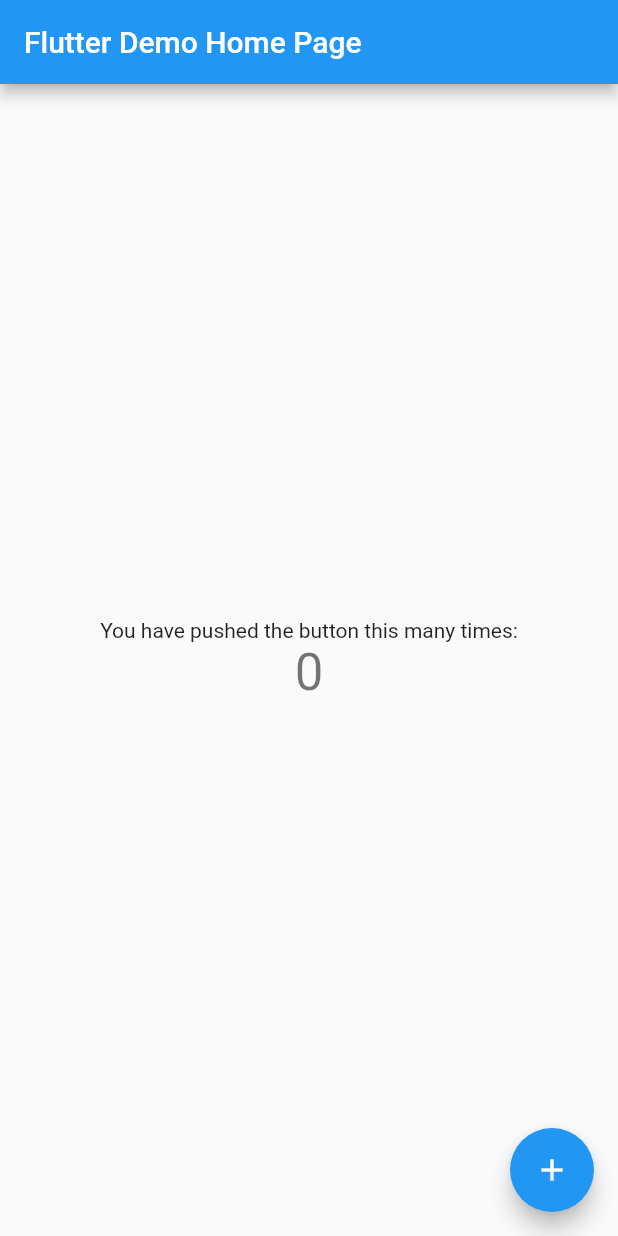
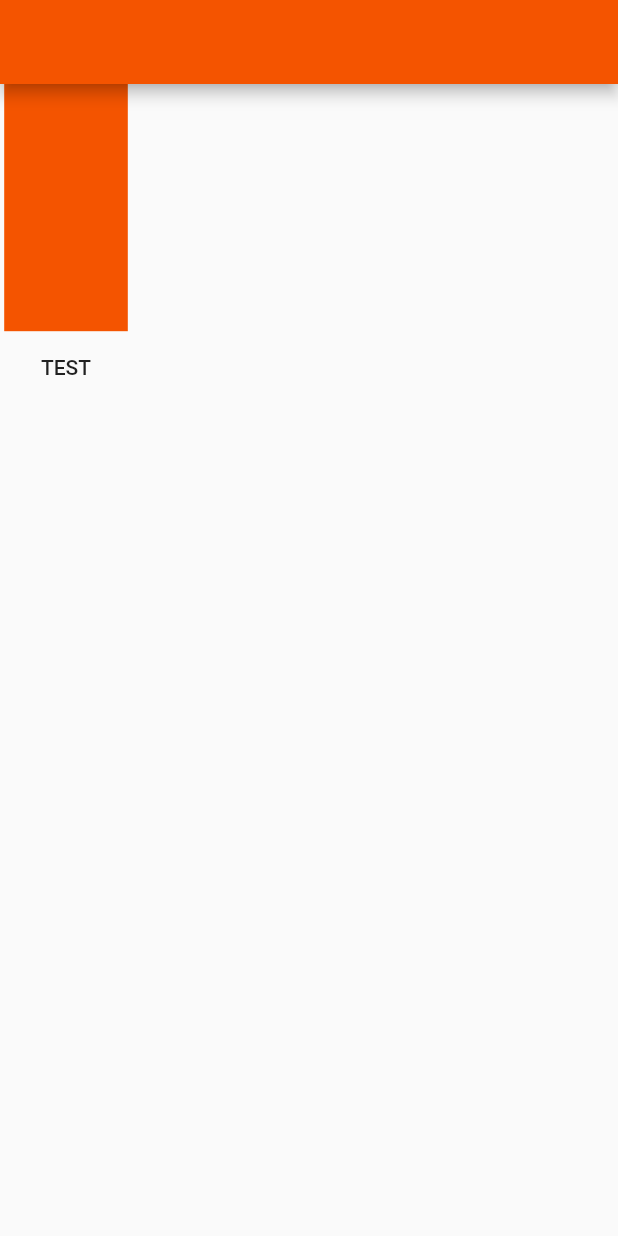
Before and after one commit to halilibrahimsari/noted, a Flutter app: the screen it shows after launch, on a phone screen of 412 x 824 dp. Run offline on Flutter 3.47's test engine with Material 2 defaults, Android fonts, the phone set to English and light mode, and no system bars.

```diff
--- /dev/null
+++ b/lib/app_theme.dart
@@ -0,0 +1,26 @@
+import 'package:flutter/material.dart';
+
+class AppTheme {
+  static final AppTheme _singleton = AppTheme._();
+  bool isDark = true;
+
+  Color get appColor => isDark ? Color(0xfff45400) : Color(0xfff50fff);
+  Color appBackgroundColor;
+  static get instance => _singleton;
+
+  AppTheme._() {
+    this.appBackgroundColor = Color(0xfff54fff);
+  }
+
+
+
+
+
+
+
+
+
+
+
+
+}
--- a/lib/main.dart
+++ b/lib/main.dart
@@ -1,62 +1,24 @@
 import 'package:flutter/material.dart';
+import 'package:noted/pages/home_page.dart';
+import 'package:noted/size_config.dart';
 
 void main() => runApp(MyApp());
 
 class MyApp extends StatelessWidget {
   @override
   Widget build(BuildContext context) {
-    return MaterialApp(
-      title: 'Flutter Demo',
-      theme: ThemeData(
-        primarySwatch: Colors.blue,
-      ),
-      home: MyHomePage(title: 'Flutter Demo Home Page'),
+    return LayoutBuilder(
+      builder: (context, constraints) {
+        return OrientationBuilder(
+          builder: (context, orientation) {
+            SizeConfig().init(constraints, orientation);
+            return MaterialApp(
+              title: 'Noted',
+              home: HomePage(),
+            );
+          },
+        );
+      },
     );
   }
 }
-
-class MyHomePage extends StatefulWidget {
-  MyHomePage({Key key, this.title}) : super(key: key);
-  final String title;
-
-  @override
-  _MyHomePageState createState() => _MyHomePageState();
-}
-
-class _MyHomePageState extends State<MyHomePage> {
-  int _counter = 0;
-
-  void _incrementCounter() {
-    setState(() {
-      _counter++;
-    });
-  }
-
-  @override
-  Widget build(BuildContext context) {
-    return Scaffold(
-      appBar: AppBar(
-        title: Text(widget.title),
-      ),
-      body: Center(
-        child: Column(
-          mainAxisAlignment: MainAxisAlignment.center,
-          children: <Widget>[
-            Text(
-              'You have pushed the button this many times:',
-            ),
-            Text(
-              '$_counter',
-              style: Theme.of(context).textTheme.display1,
-            ),
-          ],
-        ),
-      ),
-      floatingActionButton: FloatingActionButton(
-        onPressed: _incrementCounter,
-        tooltip: 'Increment',
-        child: Icon(Icons.add),
-      ),
-    );
-  }
-}
--- /dev/null
+++ b/lib/pages/home_page.dart
@@ -0,0 +1,34 @@
+import 'package:flutter/material.dart';
+import 'package:noted/app_theme.dart';
+import 'package:noted/size_config.dart';
+
+class HomePage extends StatefulWidget {
+  @override
+  _HomePageState createState() => _HomePageState();
+}
+
+class _HomePageState extends State<HomePage> {
+  final theme = AppTheme.instance;
+
+  @override
+  Widget build(BuildContext context) {
+    return Scaffold(
+      appBar: AppBar(backgroundColor: theme.appColor,),
+      body: Column(
+        children: <Widget>[
+          Container(
+            height: 20* SizeConfig.heightMultiplier,
+            width: 20* SizeConfig.widthMultiplier,
+            color: theme.appColor,
+           ),
+          FlatButton(onPressed: () {
+            setState(() {
+              print(theme.appColor);
+             theme.isDark = !theme.isDark;
+            });
+          }, child: Text("TEST"),)
+        ],
+      ),
+    );
+  }
+}
--- /dev/null
+++ b/lib/size_config.dart
@@ -0,0 +1,43 @@
+import 'package:flutter/rendering.dart';
+import 'package:flutter/widgets.dart';
+
+class SizeConfig {
+  static double _screenWidth;
+  static double _screenHeight;
+  static double _blockSizeHorizontal = 0;
+  static double _blockSizeVertical = 0;
+
+  static double textMultiplier;
+  static double imageSizeMultiplier;
+  static double heightMultiplier;
+  static double widthMultiplier;
+  static bool isPortrait = true;
+  static bool isMobilePortrait = false;
+
+  void init(BoxConstraints constraints, Orientation orientation) {
+    if (orientation == Orientation.portrait) {
+      _screenWidth = constraints.maxWidth;
+      _screenHeight = constraints.maxHeight;
+      isPortrait = true;
+      if (_screenWidth < 450) {
+        isMobilePortrait = true;
+      }
+    } else {
+      _screenWidth = constraints.maxHeight;
+      _screenHeight = constraints.maxWidth;
+      isPortrait = false;
+      isMobilePortrait = false;
+    }
+
+    _blockSizeHorizontal = _screenWidth / 100;
+    _blockSizeVertical = _screenHeight / 100;
+
+    textMultiplier = _blockSizeVertical;
+    imageSizeMultiplier = _blockSizeHorizontal;
+    heightMultiplier = _blockSizeVertical;
+    widthMultiplier = _blockSizeHorizontal;
+
+    print(_blockSizeHorizontal);
+    print(_blockSizeVertical);
+  }
+}
```
